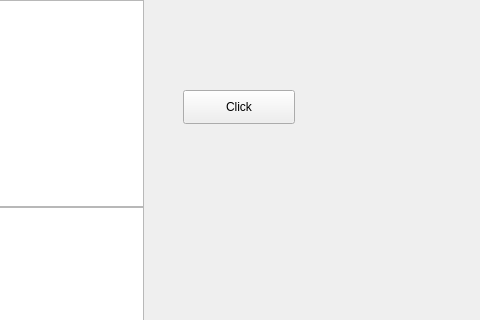
First picture: the form in mainwindow.ui, repository vase444ka/FooBar, before the edit; both pictures show x 327 to 807 and y 0 to 320 of the 1053 by 706 pixel window.
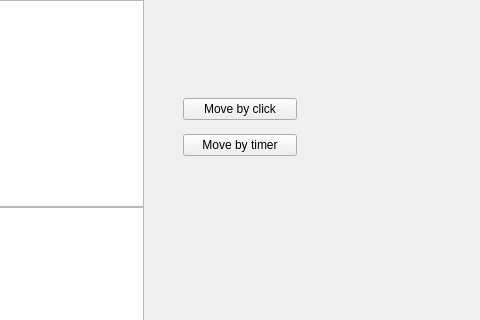
Second picture: the form after the edit.

Commit message: Move by timer avaliable

Patch:
```diff
--- a/mainwindow.ui
+++ b/mainwindow.ui
@@ -41,18 +41,31 @@
      </item>
     </layout>
    </widget>
-   <widget class="QPushButton" name="turnButton">
+   <widget class="QWidget" name="layoutWidget">
     <property name="geometry">
      <rect>
       <x>510</x>
       <y>90</y>
-      <width>112</width>
-      <height>34</height>
+      <width>114</width>
+      <height>76</height>
      </rect>
     </property>
-    <property name="text">
-     <string>Click</string>
-    </property>
+    <layout class="QVBoxLayout" name="verticalLayout_2">
+     <item>
+      <widget class="QPushButton" name="turnButton">
+       <property name="text">
+        <string>Move by click</string>
+       </property>
+      </widget>
+     </item>
+     <item>
+      <widget class="QPushButton" name="timerButton">
+       <property name="text">
+        <string>Move by timer</string>
+       </property>
+      </widget>
+     </item>
+    </layout>
    </widget>
   </widget>
   <widget class="QMenuBar" name="menubar">
```
The commit also changes 2 other files.
